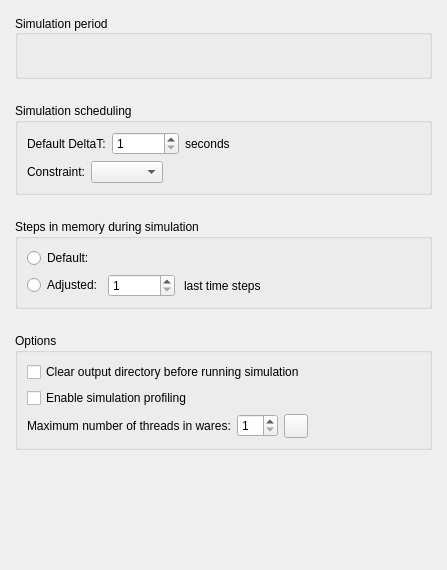
Before: the Qt Designer form src/apps/openfluid-builder/runconfig/RunConfigurationWidget.ui in OpenFLUID/openfluid, drawn with Qt 5.
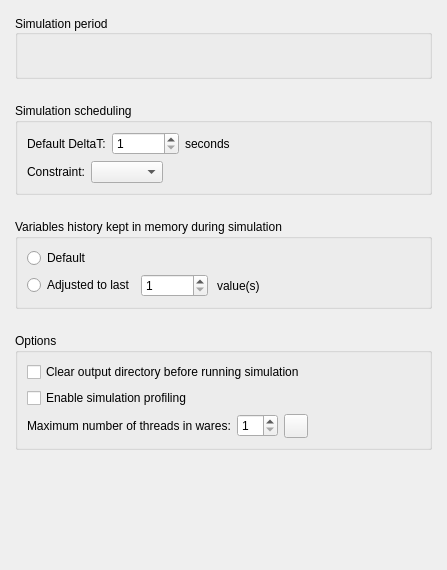
After: the same form once the commit is applied. Custom widgets are drawn as their Qt base class.

```diff
--- a/src/apps/openfluid-builder/runconfig/RunConfigurationWidget.ui
+++ b/src/apps/openfluid-builder/runconfig/RunConfigurationWidget.ui
@@ -164,7 +164,7 @@
    <item>
     <widget class="QGroupBox" name="MemoryGroupBox">
      <property name="title">
-      <string>Steps in memory during simulation</string>
+      <string>Variables history kept in memory during simulation</string>
      </property>
      <property name="checkable">
       <bool>false</bool>
@@ -173,7 +173,7 @@
       <item row="1" column="0">
        <widget class="QRadioButton" name="CustomRadioButton">
         <property name="text">
-         <string>Adjusted:</string>
+         <string>Adjusted to last</string>
         </property>
        </widget>
       </item>
@@ -208,7 +208,7 @@
          <item>
           <widget class="QLabel" name="label_6">
            <property name="text">
-            <string>last time steps</string>
+            <string>value(s)</string>
            </property>
           </widget>
          </item>
@@ -234,7 +234,7 @@
          <string>automatically computed based on duration / DeltaT ratio</string>
         </property>
         <property name="text">
-         <string>Default: </string>
+         <string notr="true">Default</string>
         </property>
        </widget>
       </item>
```
Left out of the diff: 2 changed lines with no effect on the pictures.
